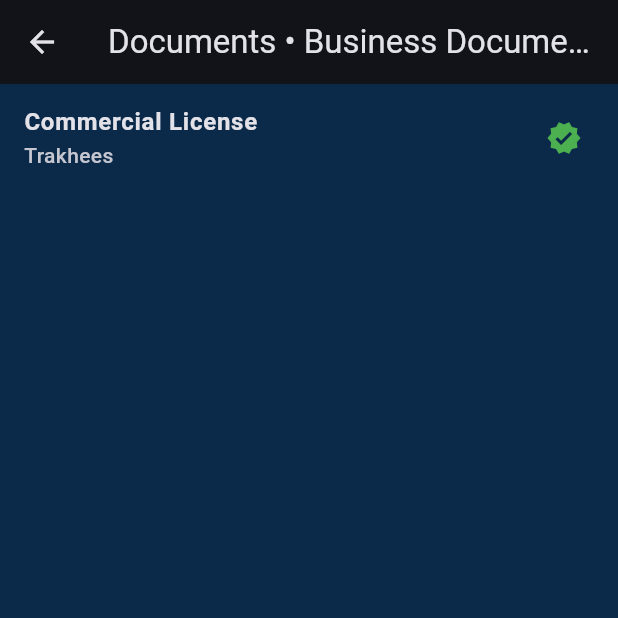
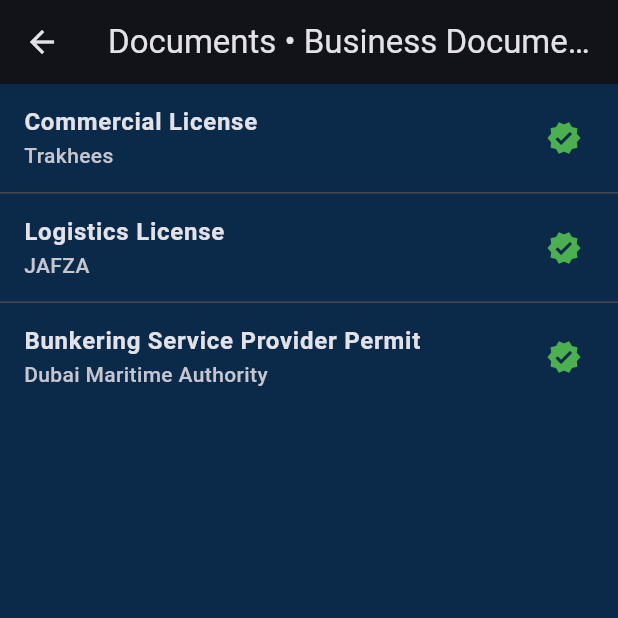
Before and after one commit to Abdulhakimsg/pcfc_mobile, a Flutter app: the CategoriesListPage screen opened directly, after a tap on "Business Documents", on a phone screen of 412 x 824 dp, the top half of it. Run offline on Flutter 3.47's test engine with Material 3 defaults, Android fonts, the phone set to English and light mode, and no system bars; our stand-ins replace qr_flutter; missing offline and left inert: pdfx.

Commit message:
- add more business license

```diff
--- a/lib/features/categories/data/repo.dart
+++ b/lib/features/categories/data/repo.dart
@@ -15,7 +15,7 @@ class FakeCategoriesRepo implements CategoriesRepo {
   Future<List<Category>> listFor(Identity s) async {
     await Future<void>.delayed(const Duration(milliseconds: 200));
     return const [
-      Category(id: 'trade', name: 'Business Documents', count: 1),
+      Category(id: 'trade', name: 'Business Documents', count: 3),
       Category(id: 'personnel', name: 'Personnel Documents', count: 1),
       Category(id: 'access', name: 'Access Passes', count: 1),
     ];
--- a/lib/features/documents/data/repo.dart
+++ b/lib/features/documents/data/repo.dart
@@ -38,6 +38,22 @@ class FakeDocumentsRepo implements DocumentsRepo {
               issuer: 'Port Authority',
               type: 'access',
               issuedAt: DateTime.now().subtract(const Duration(days: 2)),
+              valid: true,
+            ),
+            DocumentSummary(
+              id: 'doc-4',
+              title: 'Logistics License',
+              issuer: 'JAFZA',
+              type: 'business',
+              issuedAt: DateTime.now().subtract(const Duration(days: 9)),
+              valid: true,
+            ),
+            DocumentSummary(
+              id: 'doc-5',
+              title: 'Bunkering Service Provider Permit',
+              issuer: 'Dubai Maritime Authority',
+              type: 'business',
+              issuedAt: DateTime.now().subtract(const Duration(days: 9)),
               valid: true,
             ),
           ]
```
